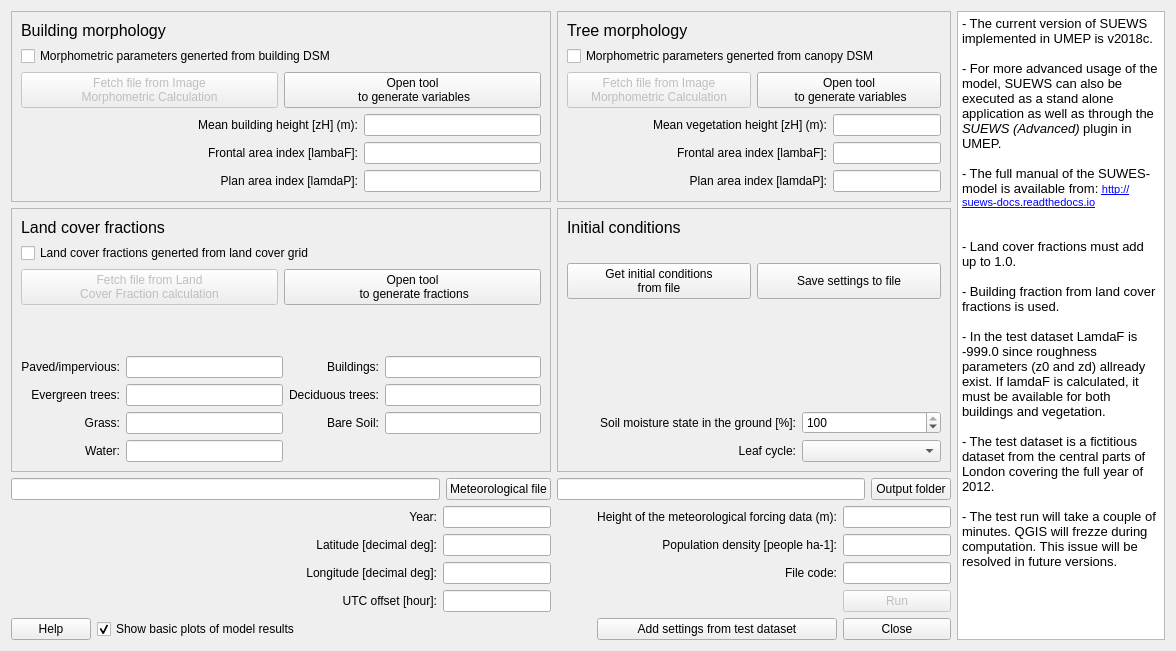
Above: SuewsSimple/suews_simple_dialog_base.ui from UMEP-dev/UMEP before the change. Below: the same form after it.
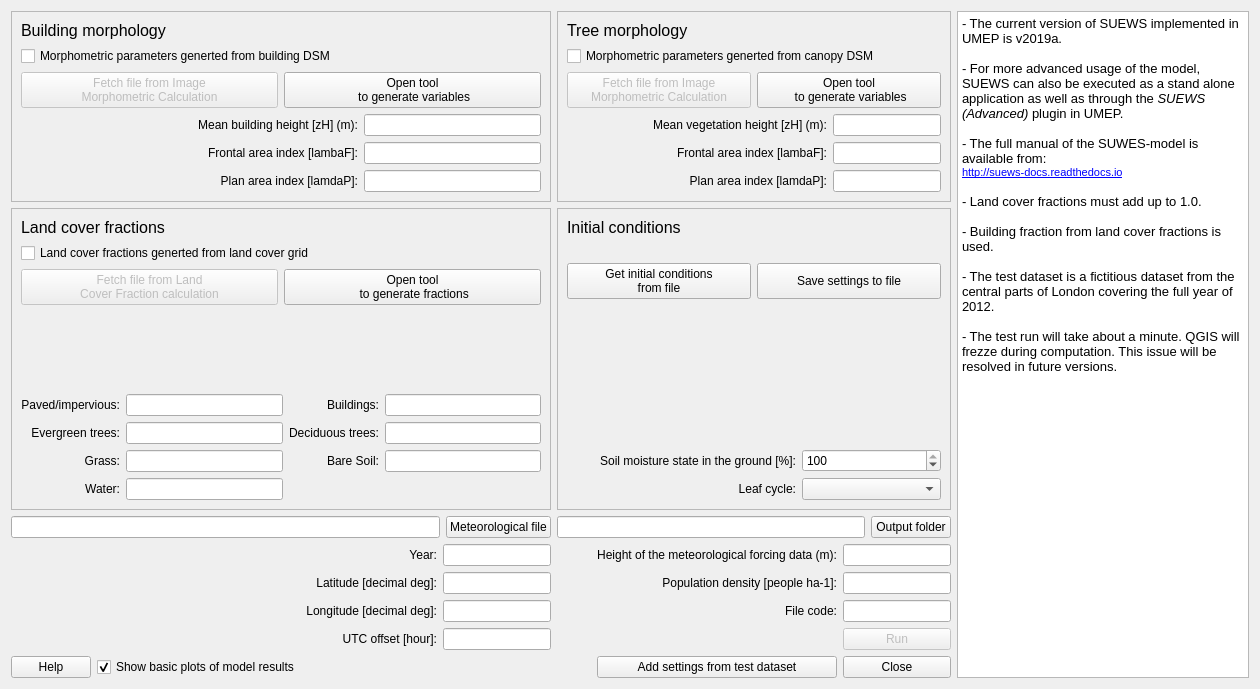
That is the form after the change.

Commit message: SUEWSSImple and SUEWSmodel updated with SuPy

The edit to the form file:
```diff
--- a/SuewsSimple/suews_simple_dialog_base.ui
+++ b/SuewsSimple/suews_simple_dialog_base.ui
@@ -6,8 +6,8 @@
    <rect>
     <x>0</x>
     <y>0</y>
-    <width>1176</width>
-    <height>651</height>
+    <width>1260</width>
+    <height>689</height>
    </rect>
   </property>
   <property name="sizePolicy">
@@ -344,23 +344,21 @@
       <string>&lt;!DOCTYPE HTML PUBLIC &quot;-//W3C//DTD HTML 4.0//EN&quot; &quot;http://www.w3.org/TR/REC-html40/strict.dtd&quot;&gt;
 &lt;html&gt;&lt;head&gt;&lt;meta name=&quot;qrichtext&quot; content=&quot;1&quot; /&gt;&lt;style type=&quot;text/css&quot;&gt;
 p, li { white-space: pre-wrap; }
-&lt;/style&gt;&lt;/head&gt;&lt;body style=&quot; font-family:'MS Shell Dlg 2'; font-size:8.25pt; font-weight:400; font-style:normal;&quot;&gt;
-&lt;p style=&quot; margin-top:0px; margin-bottom:0px; margin-left:0px; margin-right:0px; -qt-block-indent:0; text-indent:0px;&quot;&gt;&lt;span style=&quot; font-size:10pt;&quot;&gt;- The current version of SUEWS implemented in UMEP is v2018c.&lt;/span&gt;&lt;/p&gt;
+&lt;/style&gt;&lt;/head&gt;&lt;body style=&quot; font-family:'MS Shell Dlg 2'; font-size:6.6pt; font-weight:400; font-style:normal;&quot;&gt;
+&lt;p style=&quot; margin-top:0px; margin-bottom:0px; margin-left:0px; margin-right:0px; -qt-block-indent:0; text-indent:0px;&quot;&gt;&lt;span style=&quot; font-size:10pt;&quot;&gt;- The current version of SUEWS implemented in UMEP is v2019a.&lt;/span&gt;&lt;/p&gt;
 &lt;p style=&quot;-qt-paragraph-type:empty; margin-top:0px; margin-bottom:0px; margin-left:0px; margin-right:0px; -qt-block-indent:0; text-indent:0px; font-size:10pt;&quot;&gt;&lt;br /&gt;&lt;/p&gt;
 &lt;p style=&quot; margin-top:0px; margin-bottom:0px; margin-left:0px; margin-right:0px; -qt-block-indent:0; text-indent:0px;&quot;&gt;&lt;span style=&quot; font-size:10pt;&quot;&gt;- For more advanced usage of the model, SUEWS can also be executed as a stand alone application as well as through the &lt;/span&gt;&lt;span style=&quot; font-size:10pt; font-style:italic;&quot;&gt;SUEWS (Advanced)&lt;/span&gt;&lt;span style=&quot; font-size:10pt;&quot;&gt; plugin in UMEP.&lt;/span&gt;&lt;/p&gt;
 &lt;p style=&quot;-qt-paragraph-type:empty; margin-top:0px; margin-bottom:0px; margin-left:0px; margin-right:0px; -qt-block-indent:0; text-indent:0px; font-size:10pt;&quot;&gt;&lt;br /&gt;&lt;/p&gt;
-&lt;p style=&quot; margin-top:0px; margin-bottom:0px; margin-left:0px; margin-right:0px; -qt-block-indent:0; text-indent:0px;&quot;&gt;&lt;span style=&quot; font-size:10pt;&quot;&gt;- The full manual of the SUWES-model is available from: &lt;/span&gt;&lt;a href=&quot;http://suews-docs.readthedocs.io&quot;&gt;&lt;span style=&quot; font-size:8pt; text-decoration: underline; color:#0000ff;&quot;&gt;http://suews-docs.readthedocs.io&lt;/span&gt;&lt;/a&gt;&lt;/p&gt;
-&lt;p style=&quot;-qt-paragraph-type:empty; margin-top:0px; margin-bottom:0px; margin-left:0px; margin-right:0px; -qt-block-indent:0; text-indent:0px; font-size:10pt;&quot;&gt;&lt;br /&gt;&lt;/p&gt;
+&lt;p style=&quot; margin-top:0px; margin-bottom:0px; margin-left:0px; margin-right:0px; -qt-block-indent:0; text-indent:0px;&quot;&gt;&lt;span style=&quot; font-size:10pt;&quot;&gt;- The full manual of the SUWES-model is available from: &lt;/span&gt;&lt;/p&gt;
+&lt;p style=&quot; margin-top:0px; margin-bottom:0px; margin-left:0px; margin-right:0px; -qt-block-indent:0; text-indent:0px;&quot;&gt;&lt;a href=&quot;http://suews-docs.readthedocs.io&quot;&gt;&lt;span style=&quot; font-size:8pt; text-decoration: underline; color:#0000ff;&quot;&gt;http://suews-docs.readthedocs.io&lt;/span&gt;&lt;/a&gt;&lt;/p&gt;
 &lt;p style=&quot;-qt-paragraph-type:empty; margin-top:0px; margin-bottom:0px; margin-left:0px; margin-right:0px; -qt-block-indent:0; text-indent:0px; font-size:10pt;&quot;&gt;&lt;br /&gt;&lt;/p&gt;
 &lt;p style=&quot; margin-top:0px; margin-bottom:0px; margin-left:0px; margin-right:0px; -qt-block-indent:0; text-indent:0px;&quot;&gt;&lt;span style=&quot; font-size:10pt;&quot;&gt;- Land cover fractions must add up to 1.0. &lt;/span&gt;&lt;/p&gt;
 &lt;p style=&quot;-qt-paragraph-type:empty; margin-top:0px; margin-bottom:0px; margin-left:0px; margin-right:0px; -qt-block-indent:0; text-indent:0px; font-size:10pt;&quot;&gt;&lt;br /&gt;&lt;/p&gt;
 &lt;p style=&quot; margin-top:0px; margin-bottom:0px; margin-left:0px; margin-right:0px; -qt-block-indent:0; text-indent:0px;&quot;&gt;&lt;span style=&quot; font-size:10pt;&quot;&gt;- Building fraction from land cover fractions is used.&lt;/span&gt;&lt;/p&gt;
 &lt;p style=&quot;-qt-paragraph-type:empty; margin-top:0px; margin-bottom:0px; margin-left:0px; margin-right:0px; -qt-block-indent:0; text-indent:0px; font-size:10pt;&quot;&gt;&lt;br /&gt;&lt;/p&gt;
-&lt;p style=&quot; margin-top:0px; margin-bottom:0px; margin-left:0px; margin-right:0px; -qt-block-indent:0; text-indent:0px;&quot;&gt;&lt;span style=&quot; font-size:10pt;&quot;&gt;- In the test dataset LamdaF is -999.0 since roughness parameters (z0 and zd) allready exist. If lamdaF is calculated, it must be available for both buildings and vegetation. &lt;/span&gt;&lt;/p&gt;
-&lt;p style=&quot;-qt-paragraph-type:empty; margin-top:0px; margin-bottom:0px; margin-left:0px; margin-right:0px; -qt-block-indent:0; text-indent:0px; font-size:10pt;&quot;&gt;&lt;br /&gt;&lt;/p&gt;
 &lt;p style=&quot; margin-top:0px; margin-bottom:0px; margin-left:0px; margin-right:0px; -qt-block-indent:0; text-indent:0px;&quot;&gt;&lt;span style=&quot; font-size:10pt;&quot;&gt;- The test dataset is a fictitious dataset from the central parts of London covering the full year of 2012.&lt;/span&gt;&lt;/p&gt;
 &lt;p style=&quot;-qt-paragraph-type:empty; margin-top:0px; margin-bottom:0px; margin-left:0px; margin-right:0px; -qt-block-indent:0; text-indent:0px; font-size:10pt;&quot;&gt;&lt;br /&gt;&lt;/p&gt;
-&lt;p style=&quot; margin-top:0px; margin-bottom:0px; margin-left:0px; margin-right:0px; -qt-block-indent:0; text-indent:0px;&quot;&gt;&lt;span style=&quot; font-size:10pt;&quot;&gt;- The test run will take a couple of minutes. QGIS will frezze during computation. This issue will be resolved in future versions. &lt;/span&gt;&lt;/p&gt;&lt;/body&gt;&lt;/html&gt;</string>
+&lt;p style=&quot; margin-top:0px; margin-bottom:0px; margin-left:0px; margin-right:0px; -qt-block-indent:0; text-indent:0px;&quot;&gt;&lt;span style=&quot; font-size:10pt;&quot;&gt;- The test run will take about a minute. QGIS will frezze during computation. This issue will be resolved in future versions. &lt;/span&gt;&lt;/p&gt;&lt;/body&gt;&lt;/html&gt;</string>
      </property>
     </widget>
    </item>
```
The commit also changes 30 other files.
